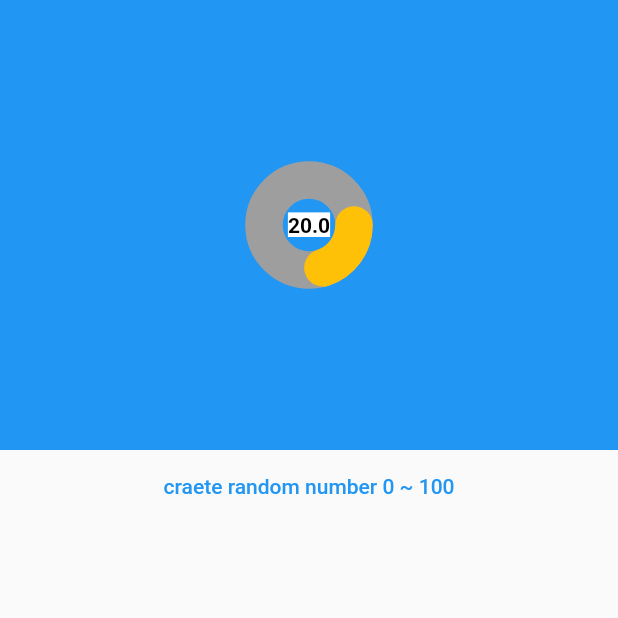
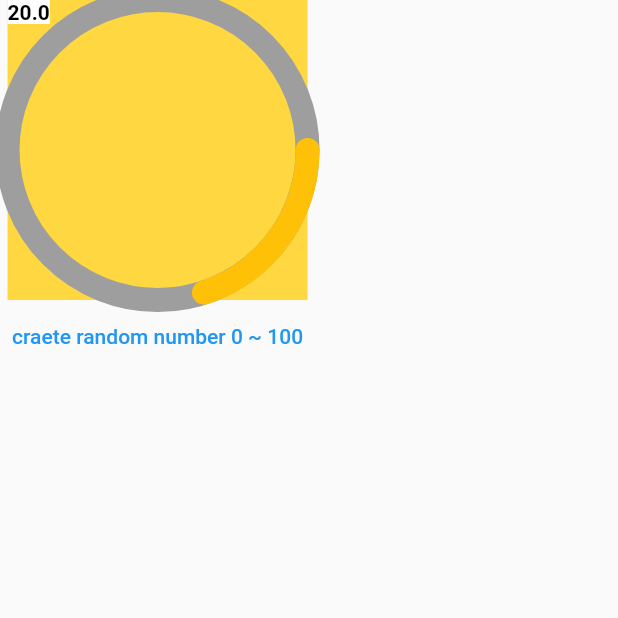
Before and after one commit to sejun2/circular_progress_bar, a Flutter app: the screen it shows after launch, after a tap on "craete random number 0 ~ 100", on a phone screen of 412 x 824 dp, the top half of it. Run offline on Flutter 3.47's test engine with Material 2 defaults, Android fonts, the phone set to English and light mode, and no system bars.

Commit message:
size problem fixed.

```diff
--- a/example/lib/main.dart
+++ b/example/lib/main.dart
@@ -39,24 +39,18 @@ class _MyAppState extends State<MyApp> with SingleTickerProviderStateMixin {
   Widget build(BuildContext context) {
     return MaterialApp(
       home: Scaffold(
-        body: SafeArea(
-            child: Column(
+        body: Column(
           crossAxisAlignment: CrossAxisAlignment.center,
           children: [
-            LayoutBuilder(builder: (context, constraints) {
-              return Container(
-                color: Colors.blue,
-                width: constraints.maxWidth,
-                height: 300,
-                child: CircularProgressBar(
+            CircularProgressBar(
+              width: 200,
+              height: 200,
               duration: const Duration(milliseconds: 300),
               curve: Curves.elasticInOut,
-                  radius: 30,
+              radius: 100,
               percentage: _percentage,
               color: Colors.amber,
             ),
-              );
-            }),
             TextButton(
                 onPressed: () {
                   Random random = Random();
@@ -67,7 +61,7 @@ class _MyAppState extends State<MyApp> with SingleTickerProviderStateMixin {
                 },
                 child: const Text('craete random number 0 ~ 100')),
           ],
-        )),
+        ),
       ),
     );
   }
--- a/lib/circular_progress_bar.dart
+++ b/lib/circular_progress_bar.dart
@@ -2,8 +2,13 @@ import 'package:circular_progress_bar/circular_progress_bar_painter.dart';
 import 'package:flutter/material.dart';
 
 class CircularProgressBar extends StatefulWidget {
-  const CircularProgressBar({
+  /**
+   * ### width and height must bigger than radius * 2. ###
+   */
+  CircularProgressBar({
     Key? key,
+    required this.width,
+    required this.height,
     this.percentageVisibility = true,
     this.duration = const Duration(milliseconds: 700),
     this.curve = Curves.linear,
@@ -18,6 +23,8 @@ class CircularProgressBar extends StatefulWidget {
   final Duration duration;
   final Curve curve;
   final bool percentageVisibility;
+  final double width;
+  final double height;
 
   @override
   State<StatefulWidget> createState() {
@@ -62,26 +69,26 @@ class _CircularProgressBarState extends State<CircularProgressBar>
         animation: _animation,
         builder: (context, child) {
           return Stack(children: [
-            Positioned.fill(
-              child: Align(
+            Container(
+              width: widget.width,
+              height: widget.height,
+              color: Colors.amberAccent,
               child: CustomPaint(
                 painter: CircularProgressBarPainter(
+                    strokeWidth: 16,
                     radius: widget.radius,
                     color: widget.color,
                     percentage: _animationController.value),
               ),
             ),
-            ),
             widget.percentageVisibility == true
-                ? Positioned.fill(
-                    child: Align(
-                      alignment: Alignment.center,
-                      child: Text(
+                ? Text(
                     widget.percentage.toString(),
                     style: const TextStyle(
-                            color: Colors.black, fontWeight: FontWeight.bold, backgroundColor: Colors.white),
-                      ),
-                    ))
+                        color: Colors.black,
+                        fontWeight: FontWeight.bold,
+                        backgroundColor: Colors.white),
+                  )
                 : const SizedBox(),
           ]);
         });
--- a/lib/circular_progress_bar_painter.dart
+++ b/lib/circular_progress_bar_painter.dart
@@ -5,9 +5,13 @@ class CircularProgressBarPainter extends CustomPainter {
   final double radius;
   final Color color;
   final double percentage; //progress 진척도
+  double strokeWidth;
 
   CircularProgressBarPainter(
-      {required this.radius, required this.color, required this.percentage});
+      {this.strokeWidth = 20,
+      required this.radius,
+      required this.color,
+      required this.percentage});
 
   @override
   void paint(Canvas canvas, Size size) {
@@ -26,11 +30,11 @@ class CircularProgressBarPainter extends CustomPainter {
     greyCirclePaint.color = Colors.grey;
     greyCirclePaint.style = PaintingStyle.stroke;
     greyCirclePaint.strokeCap = StrokeCap.round;
-    greyCirclePaint.strokeWidth = 25;
+    greyCirclePaint.strokeWidth = strokeWidth;
 
     //setColoredCirclePaint
     Paint coloredCirclePaint = Paint();
-    coloredCirclePaint.strokeWidth = 25;
+    coloredCirclePaint.strokeWidth = strokeWidth;
     coloredCirclePaint.color = color;
     coloredCirclePaint.style = PaintingStyle.stroke;
     coloredCirclePaint.strokeCap = StrokeCap.round;
```
Lines whose indentation alone changed are shown as unchanged.
